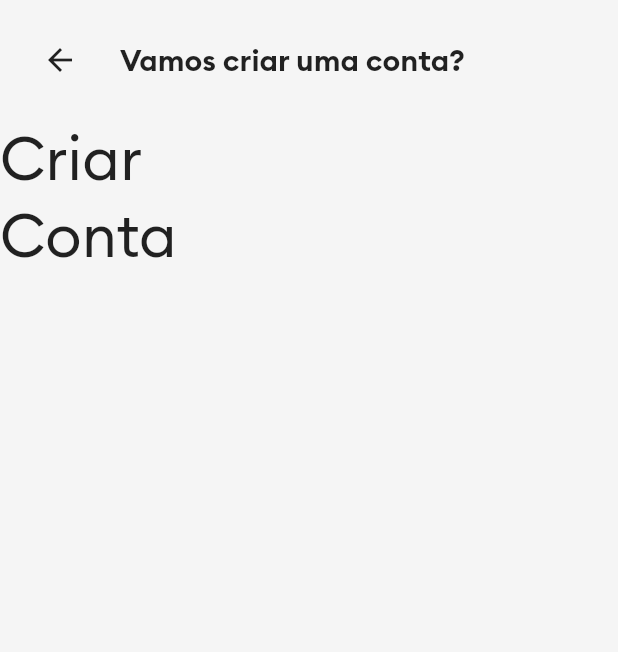
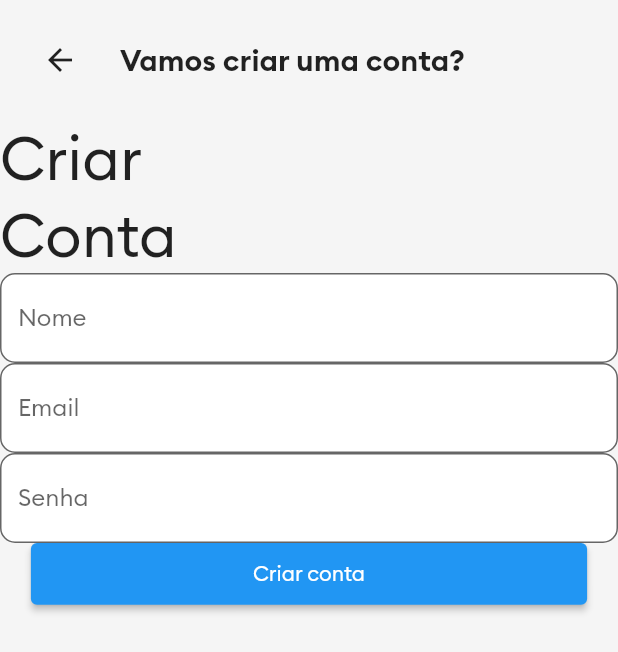
Before and after one commit to ricardo9n/ohdonto, a Flutter app: the screen it shows after launch, on a phone screen of 412 x 824 dp. Shown: the top 652 px of the screen. Run offline on Flutter 3.47's test engine with Material 2 defaults, Android fonts, the phone set to English and light mode, and no system bars; our stand-ins replace flutter_mobx, mobx, rxdart; generated files the repository leaves out were written again.

Commit message:
signin signup repository i

```diff
--- /dev/null
+++ b/lib/sign/credential_entity.dart
@@ -0,0 +1,8 @@
+class SignUpCredentialEntity {
+  String email;
+  String name;
+  String password;
+
+  SignUpCredentialEntity(
+      {required this.email, required this.name, required this.password});
+}
--- /dev/null
+++ b/lib/sign/sign_in_credential_entity.dart
@@ -0,0 +1,6 @@
+class SignInCredentialEntity {
+  String email;
+  String password;
+
+  SignInCredentialEntity({required this.email, required this.password});
+}
--- a/lib/sign/sign_up_page.dart
+++ b/lib/sign/sign_up_page.dart
@@ -1,5 +1,8 @@
 import 'package:flutter/material.dart';
 import 'package:ohdonto/shared/topbar_backbutton_widget.dart';
+import 'package:ohdonto/sign/sing_up_controller.dart';
+
+import 'text_field_widget.dart';
 
 class SignUpPage extends StatefulWidget {
   const SignUpPage({Key? key}) : super(key: key);
@@ -9,6 +12,20 @@ class SignUpPage extends StatefulWidget {
 }
 
 class _SignUpPageState extends State<SignUpPage> {
+  late SingUpController controller;
+
+  @override
+  void initState() {
+    super.initState();
+    controller = SingUpController();
+  }
+
+  @override
+  void dispose() {
+    controller.dispose();
+    super.dispose();
+  }
+
   @override
   Widget build(BuildContext context) {
     return Scaffold(
@@ -18,6 +35,7 @@ class _SignUpPageState extends State<SignUpPage> {
         children: [
           _buildTopBarWidget(),
           _buildCreateAccountText(),
+          _buildForm(),
         ],
       ),
     ));
@@ -49,4 +67,39 @@ class _SignUpPageState extends State<SignUpPage> {
       ],
     );
   }
+
+  Widget _buildForm() {
+    return Column(children: [
+      TextFieldWidget(
+        text: 'Nome',
+        hint: 'Digite seu nome',
+        stream: controller.nameStream,
+        callback: controller.addName,
+      ),
+      TextFieldWidget(
+        text: 'Email',
+        hint: 'Digite seu Email',
+        stream: controller.emailStream,
+        callback: controller.addEmail,
+      ),
+      TextFieldWidget(
+        text: 'Senha',
+        hint: 'Digite sua senha',
+        stream: controller.passStream,
+        callback: controller.addPass,
+      ),
+      Container(
+          width: MediaQuery.of(context).size.width * 0.9,
+          height: MediaQuery.of(context).size.height * 0.05,
+          child: ElevatedButton(
+              onPressed: () {
+                controller.sendData();
+              },
+              child: const Text("Criar conta")))
+    ]);
+  }
 }
+
+      //
+      //
+      // TextFieldWidget(text: 'Nome', hint: 'Digite seu nome'),
--- /dev/null
+++ b/lib/sign/sing_up_controller.dart
@@ -0,0 +1,30 @@
+import 'package:rxdart/rxdart.dart';
+
+class SingUpController {
+  BehaviorSubject<String> _nameController = BehaviorSubject<String>();
+  BehaviorSubject<String> _emailController = BehaviorSubject<String>();
+  BehaviorSubject<String> _passController = BehaviorSubject<String>();
+
+  ValueStream<String> get nameStream => _nameController.stream;
+  Function(String) get addName => _nameController.sink.add;
+
+  ValueStream<String> get emailStream => _emailController.stream;
+  Function(String) get addEmail => _emailController.sink.add;
+
+  ValueStream<String> get passStream => _passController.stream;
+  void addPass(pass) => _nameController.sink.add(pass);
+
+  //password visibility TODO
+
+  void sendData() {
+    print(_nameController.hasValue);
+    print(_emailController.hasValue);
+    print(_passController.hasValue);
+  }
+
+  void dispose() {
+    _nameController.close();
+    _emailController.close();
+    _passController.close();
+  }
+}
--- /dev/null
+++ b/lib/sign/text_field_widget.dart
@@ -0,0 +1,45 @@
+import 'package:flutter/material.dart';
+import 'package:rxdart/rxdart.dart';
+
+class TextFieldWidget extends StatefulWidget {
+  String text;
+  String hint;
+  ValueStream stream;
+  Function(String) callback;
+
+  TextFieldWidget(
+      {Key? key,
+      required this.text,
+      required this.hint,
+      required this.stream,
+      required this.callback})
+      : super(key: key);
+
+  @override
+  State<TextFieldWidget> createState() => _TextFieldWidgetState();
+}
+
+class _TextFieldWidgetState extends State<TextFieldWidget> {
+  @override
+  Widget build(BuildContext context) {
+    return StreamBuilder(
+        stream: widget.stream.shareValue(),
+        builder: (context, snapshot) {
+          return TextField(
+              decoration: InputDecoration(
+                fillColor: Colors.white,
+                filled: true,
+                label: Text(widget.text),
+                //hintText: hint,
+                border: OutlineInputBorder(
+                  borderSide:
+                      const BorderSide(color: Colors.transparent, width: 0.1),
+                  borderRadius: BorderRadius.circular(10),
+                ),
+              ),
+              onChanged: (content) {
+                widget.callback(content);
+              });
+        });
+  }
+}
--- /dev/null
+++ b/lib/sign/user_entity.dart
@@ -0,0 +1,7 @@
+class UserEntity {
+  String id;
+  String name;
+  String email;
+
+  UserEntity({required this.id, required this.name, required this.email});
+}
--- a/pubspec.yaml
+++ b/pubspec.yaml
@@ -31,6 +31,7 @@ dependencies:
     sdk: flutter
   mobx: ^2.0.6+1
   flutter_mobx: ^2.0.4
+  rxdart: ^0.27.3
 
   # The following adds the Cupertino Icons font to your application.
   # Use with the CupertinoIcons class for iOS style icons.
```
Also changed, not shown: lib/stream/stream_page_controller_mobx.g.dart, pubspec.lock.
